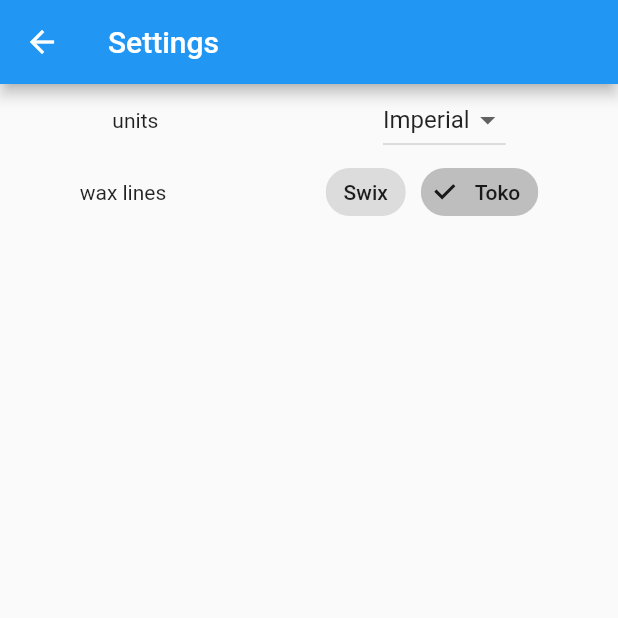
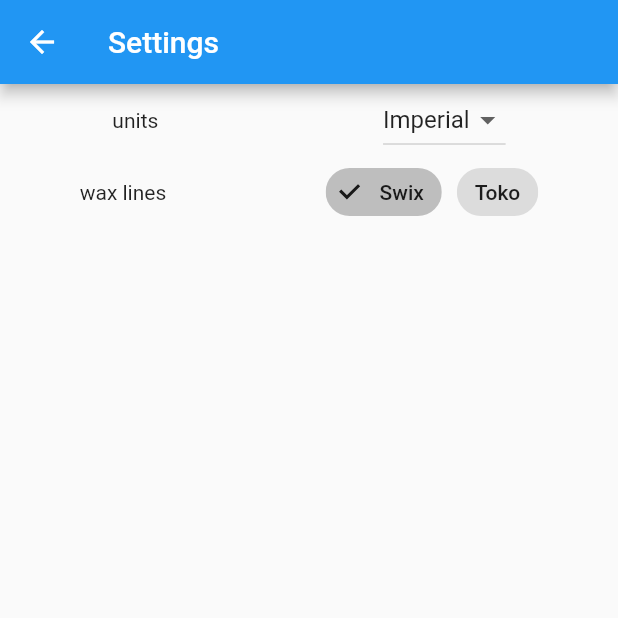
Before and after one commit to santosh565/provider_demo, a Flutter app: the Settings screen opened directly, after a tap on "Toko", on a phone screen of 412 x 824 dp, the top half of it. Run offline on Flutter 3.47's test engine with Material 2 defaults, Android fonts, the phone set to English and light mode, and no system bars.

Commit message:
settings screen update

```diff
--- a/lib/screens/settings.dart
+++ b/lib/screens/settings.dart
@@ -8,7 +8,8 @@ class Settings extends StatelessWidget {
 
   @override
   Widget build(BuildContext context) {
-    final settingsProvider = Provider.of<SettingsProvider>(context);
+    debugPrint('settings build');
+    final settingsProvider = context.watch<SettingsProvider>();
     return Scaffold(
       appBar: AppBar(
         title: const Text('Settings'),
@@ -40,12 +41,28 @@ class Settings extends StatelessWidget {
               const Text('wax lines'),
               Wrap(
                 children: [
-                  FilterChip(label: const Text('Swix'), onSelected: (value) {}),
+                  FilterChip(
+                    label: const Text('Swix'),
+                    selected: (settingsProvider.waxLines.contains('Swix')),
+                    onSelected: (isSelected) {
+                      if (isSelected) {
+                        settingsProvider.addWaxLine('Swix');
+                      } else {
+                        settingsProvider.removeWaxLine('Swix');
+                      }
+                    },
+                  ),
                   const SizedBox(width: 10),
                   FilterChip(
                     label: const Text('Toko'),
-                    onSelected: (value) {},
-                    selected: true,
+                    selected: (settingsProvider.waxLines.contains('Toko')),
+                    onSelected: (isSelected) {
+                      if (isSelected) {
+                        settingsProvider.addWaxLine('Toko');
+                      } else {
+                        settingsProvider.removeWaxLine('Toko');
+                      }
+                    },
                   ),
                 ],
               )
```
